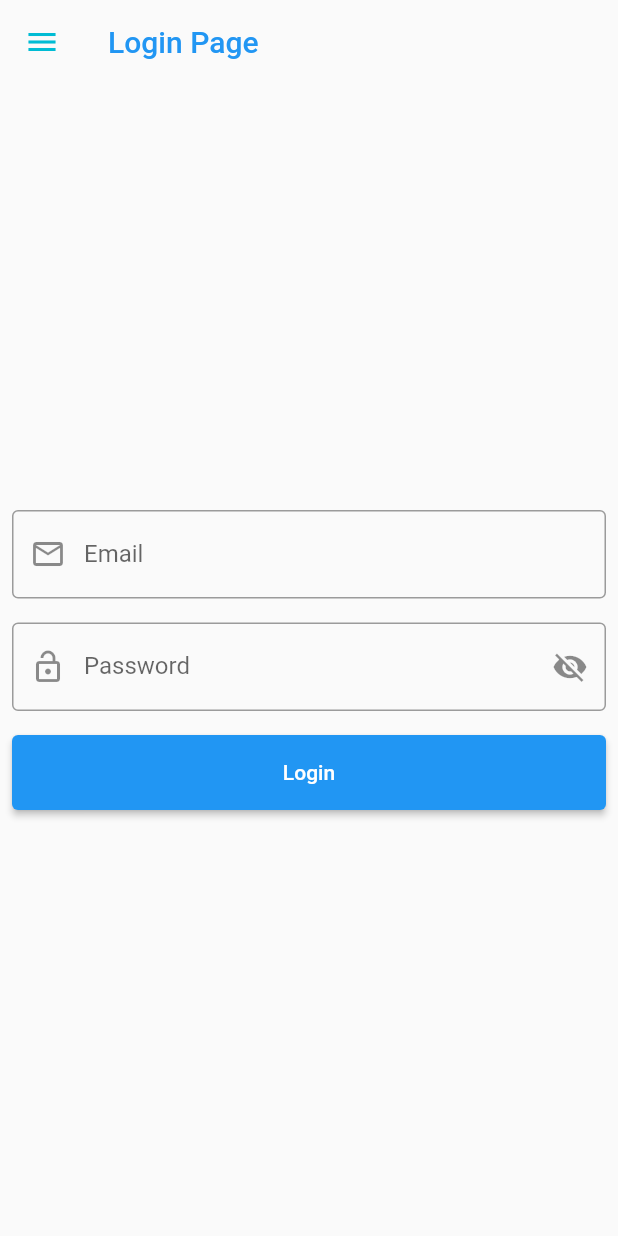
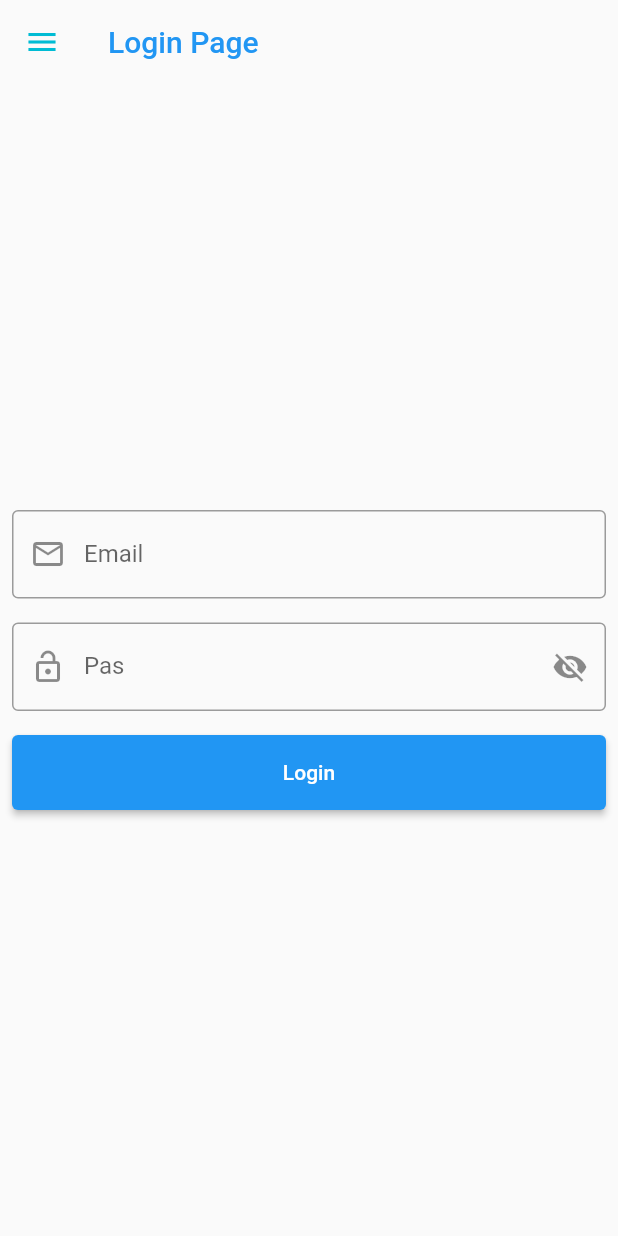
Before and after one commit to BIPLOB-SHIL/Ostad_Flutter_Batch_03-My_Practice, a Flutter app: the screen it shows after launch, on a phone screen of 412 x 824 dp. Run offline on Flutter 3.47's test engine with Material 2 defaults, Android fonts, the phone set to English and light mode, and no system bars.

Commit message:
Second commit

```diff
--- a/lib/main.dart
+++ b/lib/main.dart
@@ -92,7 +92,7 @@ class _MyHomeState extends State<MyHome> {
                   keyboardType: TextInputType.phone,
                   obscureText: _isVisible,
                   decoration: InputDecoration(
-                      labelText: "Password",
+                      labelText: "Pas",
                       border: const OutlineInputBorder(),
                       prefixIcon: const Icon(Icons.lock_open_outlined),
                       suffixIcon: IconButton(onPressed: ()
```
